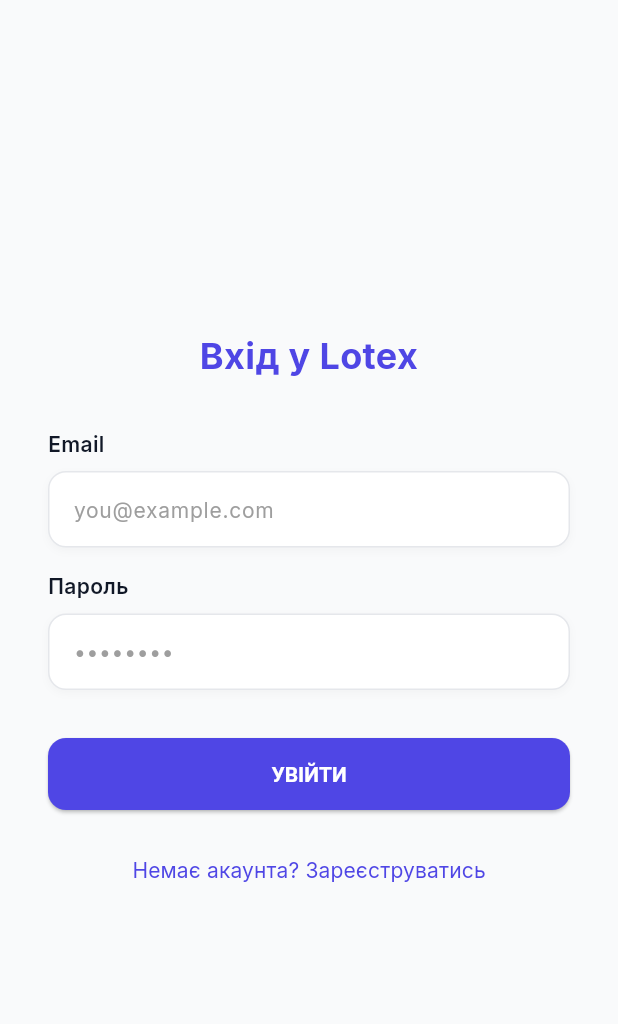
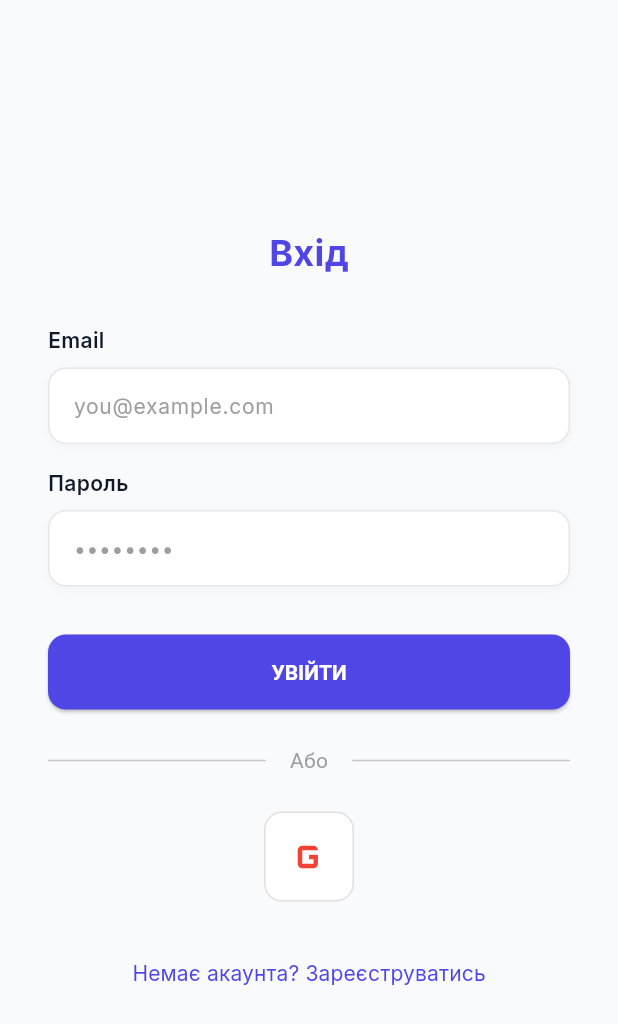
Before and after one commit to Holiuk2005/lotex, a Flutter app: the LoginScreen screen opened directly, on a phone screen of 412 x 824 dp. Shown: the top 1024 px of the screen. Run offline on Flutter 3.47's test engine with Material 3 defaults, Android fonts, the phone set to English and light mode, and no system bars; our stand-ins replace cloud_firestore, firebase_auth, firebase_core, firebase_storage, flutter_riverpod, freezed_annotation and 5 more; accounts and stored records are empty.

Commit message:
2.2 alpha

```diff
--- a/lib/features/auth/presentation/pages/login_screen.dart
+++ b/lib/features/auth/presentation/pages/login_screen.dart
@@ -1,3 +1,4 @@
+import 'dart:io'; // Для Platform
 import 'package:flutter/material.dart';
 import 'package:flutter_riverpod/flutter_riverpod.dart';
 import '../../../../core/theme/app_colors.dart';
@@ -16,14 +17,18 @@
   final _formKey = GlobalKey<FormState>();
   final _emailController = TextEditingController();
   final _passwordController = TextEditingController();
+
+  // Змінна для перемикання між Входом та Реєстрацією
   bool isSigningUp = false;
 
   void _submit() {
     if (!_formKey.currentState!.validate()) return;
-    final email = _emailController.text;
-    final password = _passwordController.text;
+
+    final email = _emailController.text.trim();
+    final password = _passwordController.text.trim();
     final controller = ref.read(authControllerProvider.notifier);
 
+    // Викликаємо відповідний метод залежно від режиму
     if (isSigningUp) {
       controller.signUp(email: email, password: password);
     } else {
@@ -33,15 +38,26 @@
 
   @override
   Widget build(BuildContext context) {
+    // Слухаємо зміни стану (помилки або успіх)
     ref.listen<AsyncValue<void>>(authControllerProvider, (prev, next) {
-      if (next.hasError) {
-        ScaffoldMessenger.of(context).showSnackBar(
-          SnackBar(content: Text(next.error.toString()), backgroundColor: AppColors.error),
-        );
-      }
+      next.when(
+        data: (_) {
+          // Успішний вхід - перенаправлення зазвичай обробляється в router.dart через authStateChanges,
+          // але можна додати явний перехід, якщо потрібно:
+          // context.go('/home');
+        },
+        error: (e, st) => ScaffoldMessenger.of(context).showSnackBar(
+          SnackBar(
+            content: Text(e.toString().replaceAll('Exception: ', '')),
+            backgroundColor: AppColors.error,
+          ),
+        ),
+        loading: () {},
+      );
     });
 
     final isLoading = ref.watch(authControllerProvider).isLoading;
+    final controller = ref.read(authControllerProvider.notifier);
 
     return Scaffold(
       body: Center(
@@ -53,44 +69,101 @@
               crossAxisAlignment: CrossAxisAlignment.stretch,
               mainAxisAlignment: MainAxisAlignment.center,
               children: [
+                // --- ЗАГОЛОВОК ---
                 Text(
-                  isSigningUp ? 'Реєстрація Lotex' : 'Вхід у Lotex',
+                  isSigningUp ? 'Реєстрація' : 'Вхід',
                   style: AppTextStyles.h1.copyWith(color: AppColors.primary600),
                   textAlign: TextAlign.center,
                 ),
                 const SizedBox(height: 32),
 
+                // --- ПОЛЕ EMAIL ---
                 LotexInput(
                   label: "Email",
                   hint: "you@example.com",
                   controller: _emailController,
                   keyboardType: TextInputType.emailAddress,
-                  validator: (v) => v!.contains('@') ? null : 'Введіть коректний email',
+                  validator: (v) => v != null && v.contains('@') ? null : 'Введіть коректний email',
                 ),
                 const SizedBox(height: 16),
 
+                // --- ПОЛЕ ПАРОЛЬ ---
                 LotexInput(
                   label: "Пароль",
                   hint: "••••••••",
                   controller: _passwordController,
                   maxLines: 1,
-                  // Тут треба додати obscureText, але ми його не реалізовували в LotexInput
-                  validator: (v) => v!.length >= 6 ? null : 'Пароль має бути не менше 6 символів',
+                  obscureText: true, // Приховуємо символи
+                  validator: (v) => v != null && v.length >= 6 ? null : 'Мінімум 6 символів',
                 ),
                 const SizedBox(height: 32),
 
-                ElevatedButton(
-                  onPressed: isLoading ? null : _submit,
-                  child: isLoading
-                      ? const SizedBox(height: 24, width: 24, child: CircularProgressIndicator(color: Colors.white, strokeWidth: 2))
-                      : Text(isSigningUp ? 'ЗАРЕЄСТРУВАТИСЬ' : 'УВІЙТИ'),
+                // --- КНОПКА ДІЇ (Вхід або Реєстрація) ---
+                SizedBox(
+                  height: 50,
+                  child: ElevatedButton(
+                    onPressed: isLoading ? null : _submit,
+                    child: isLoading
+                        ? const SizedBox(height: 24, width: 24, child: CircularProgressIndicator(color: Colors.white, strokeWidth: 2))
+                        : Text(isSigningUp ? 'ЗАРЕЄСТРУВАТИСЬ' : 'УВІЙТИ'),
+                  ),
                 ),
-                const SizedBox(height: 16),
 
+                const SizedBox(height: 24),
+
+                // --- РОЗДІЛЬНИК ---
+                const Row(
+                  children: [
+                    Expanded(child: Divider()),
+                    Padding(
+                      padding: EdgeInsets.symmetric(horizontal: 16),
+                      child: Text("Або", style: TextStyle(color: Colors.grey)),
+                    ),
+                    Expanded(child: Divider()),
+                  ],
+                ),
+                const SizedBox(height: 24),
+
+                // --- СОЦІАЛЬНІ КНОПКИ ---
+                Row(
+                  mainAxisAlignment: MainAxisAlignment.center,
+                  children: [
+                    // Google
+                    _SocialButton(
+  icon: Icons.g_mobiledata,
+  color: Colors.red,
+  isLoading: isLoading,
+  onTap: () async {
+    print("🔘 КНОПКУ НАТИСНУТО!"); // Цей текст має з'явитися в консолі
+    try {
+      await controller.signInWithGoogle();
+      print("✅ Вхід успішний (з точки зору UI)");
+    } catch (e) {
+      print("🛑 ПОМИЛКА ПРИ НАТИСКАННІ: $e");
+    }
+  },
+),
+
+                    // Apple (показуємо тільки на iOS)
+                    if (Platform.isIOS) ...[
+                      const SizedBox(width: 20),
+                      _SocialButton(
+                        icon: Icons.apple,
+                        color: Colors.black,
+                        onTap: () => controller.signInWithApple(),
+                        isLoading: isLoading,
+                      ),
+                    ],
+                  ],
+                ),
+
+                const SizedBox(height: 24),
+
+                // --- ПЕРЕМИКАЧ ВХІД / РЕЄСТРАЦІЯ ---
                 TextButton(
                   onPressed: () {
                     setState(() {
-                      isSigningUp = !isSigningUp;
+                      isSigningUp = !isSigningUp; // Перемикаємо режим
                     });
                   },
                   child: Text(
@@ -106,3 +179,38 @@
     );
   }
 }
+
+// Допоміжний віджет для круглої кнопки
+class _SocialButton extends StatelessWidget {
+  final IconData icon;
+  final Color color;
+  final VoidCallback onTap;
+  final bool isLoading;
+
+  const _SocialButton({
+    required this.icon,
+    required this.color,
+    required this.onTap,
+    required this.isLoading,
+  });
+
+  @override
+  Widget build(BuildContext context) {
+    return InkWell(
+      onTap: isLoading ? null : onTap,
+      borderRadius: BorderRadius.circular(12),
+      child: Container(
+        width: 60,
+        height: 60,
+        decoration: BoxDecoration(
+          border: Border.all(color: Colors.grey.shade300),
+          borderRadius: BorderRadius.circular(12),
+          color: Colors.white,
+        ),
+        child: isLoading
+          ? const Center(child: CircularProgressIndicator(strokeWidth: 2))
+          : Icon(icon, size: 36, color: color),
+      ),
+    );
+  }
+}
--- a/pubspec.yaml
+++ b/pubspec.yaml
@@ -11,6 +11,11 @@
     sdk: flutter
   flutter_localizations:
     sdk: flutter
+
+# ... ваші існуючі пакети ...
+  google_sign_in: ^6.1.6
+  sign_in_with_apple: ^5.0.0
+  crypto: ^3.0.3 # Потрібно для Apple Sign In (генерація nonce)
 
   # --- Саме ця версія потрібна твоєму Flutter ---
   intl: 0.20.2
```
Also changed, not shown: lib/features/auth/data/repositories/auth_repository.dart (+98 -9 lines), lib/features/auth/data/repositories/presentation/providers/auth_state_provider.dart (+156 -9 lines), lib/features/auth/presentation/providers/auth_state_provider.dart (line endings or trailing spaces), lib/firebase_options.dart, pubspec.lock, 3 other files.
